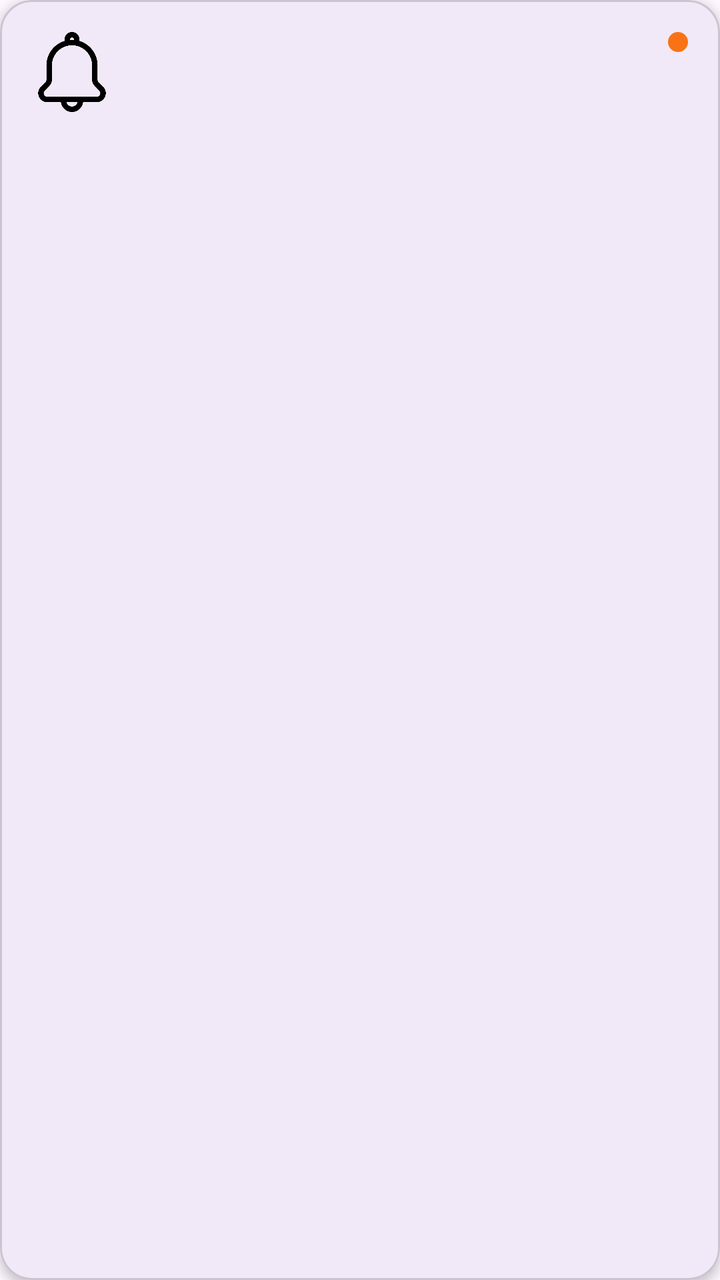
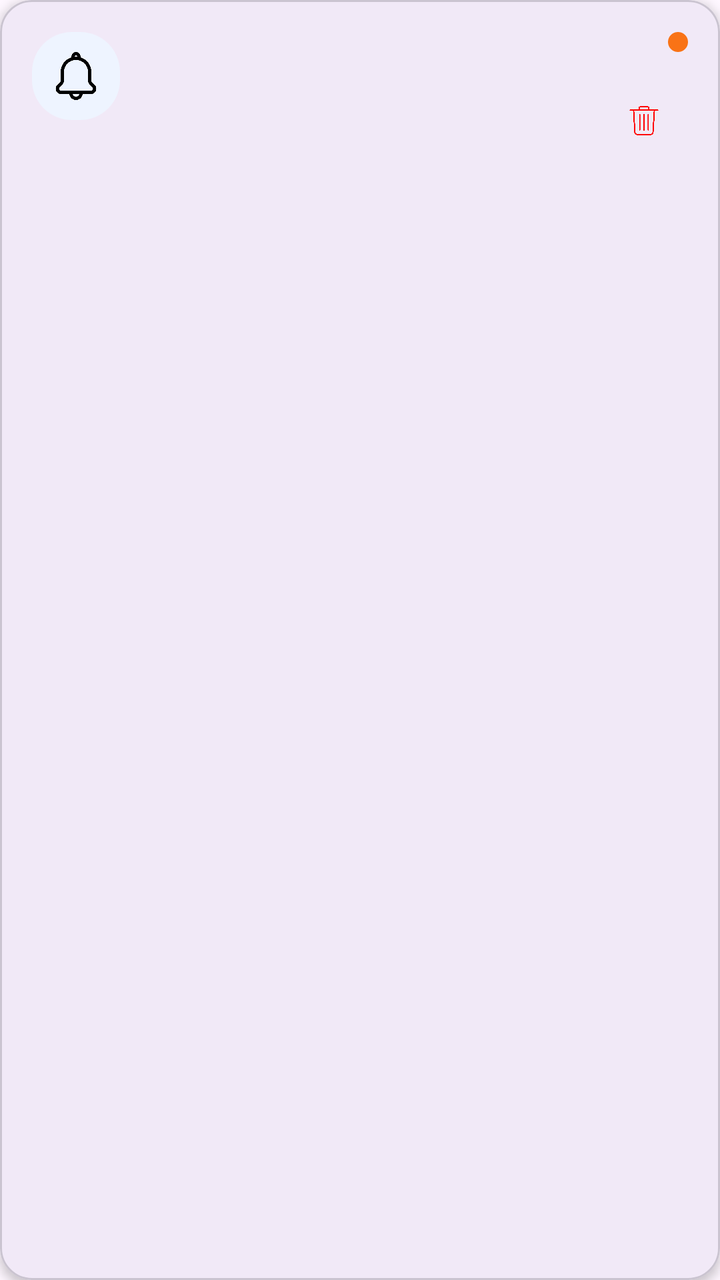

Before-and-after screenshots of an Android layout around one commit, followed by the original layout XML and the change that was made.
<!-- AndroidManifest.xml: application theme Theme.AIExpenseManagementApplication -->
<!-- res/layout/item_notification.xml -->
<?xml version="1.0" encoding="utf-8"?>
<com.google.android.material.card.MaterialCardView
    xmlns:android="http://schemas.android.com/apk/res/android"
    xmlns:app="http://schemas.android.com/apk/res-auto"

    android:layout_width="match_parent"
    android:layout_height="wrap_content"
    android:layout_marginHorizontal="16dp"
    android:layout_marginTop="10dp"

    app:cardCornerRadius="16dp"
    app:cardElevation="3dp">

    <LinearLayout
        android:layout_width="match_parent"
        android:layout_height="wrap_content"
        android:padding="16dp"
        android:orientation="horizontal">

        <ImageView
            android:id="@+id/imgType"
            android:layout_width="40dp"
            android:layout_height="40dp"
            android:src="@drawable/notification"/>

        <LinearLayout
            android:layout_width="0dp"
            android:layout_height="wrap_content"
            android:layout_marginStart="12dp"
            android:layout_weight="1"
            android:orientation="vertical">

            <TextView
                android:id="@+id/txtTitle"
                android:layout_width="wrap_content"
                android:layout_height="wrap_content"
                android:textStyle="bold"
                android:textSize="16sp"
                android:textColor="#111111"/>

            <TextView
                android:id="@+id/txtMessage"
                android:layout_width="wrap_content"
                android:layout_height="wrap_content"
                android:layout_marginTop="4dp"
                android:textColor="#666666"
                android:textSize="14sp"/>

            <TextView
                android:id="@+id/txtTime"
                android:layout_width="wrap_content"
                android:layout_height="wrap_content"
                android:layout_marginTop="6dp"
                android:textColor="#999999"
                android:textSize="12sp"/>

        </LinearLayout>

        <View
            android:id="@+id/viewUnread"
            android:layout_width="10dp"
            android:layout_height="10dp"
            android:background="@drawable/dot_orange"/>

    </LinearLayout>

</com.google.android.material.card.MaterialCardView>
<!-- resources referenced by this layout -->
<resources>
  <!-- drawable dot_orange (drawable) -->
  <shape xmlns:android="http://schemas.android.com/apk/res/android">
      <solid android:color="#F97316"/>
      <size android:width="8dp" android:height="8dp"/>
      <corners android:radius="50dp"/>
  </shape>
  <!-- drawable notification: png bitmap (drawable, 11412 bytes) -->
  <style name="Theme.AIExpenseManagementApplication" parent="Base.Theme.AIExpenseManagementApplication" />
  <style name="Base.Theme.AIExpenseManagementApplication" parent="Theme.Material3.DayNight.NoActionBar">
          
          
      </style>
</resources>

<!-- the commit's change to res/layout/item_notification.xml (unified diff, before → after) -->
@@ -19,8 +19,10 @@
 
         <ImageView
             android:id="@+id/imgType"
-            android:layout_width="40dp"
-            android:layout_height="40dp"
+            android:layout_width="44dp"
+            android:layout_height="44dp"
+            android:padding="10dp"
+            android:background="@drawable/bg_notification_icon"
             android:src="@drawable/notification"/>
 
         <LinearLayout
@@ -47,6 +49,14 @@
                 android:textSize="14sp"/>
 
             <TextView
+                android:id="@+id/txtSubtitle"
+                android:layout_width="wrap_content"
+                android:layout_height="wrap_content"
+                android:layout_marginTop="4dp"
+                android:textColor="#888888"
+                android:textSize="13sp"/>
+
+            <TextView
                 android:id="@+id/txtTime"
                 android:layout_width="wrap_content"
                 android:layout_height="wrap_content"
@@ -55,6 +65,15 @@
                 android:textSize="12sp"/>
 
         </LinearLayout>
+
+        <ImageView
+            android:id="@+id/imgDelete"
+            android:layout_width="24dp"
+            android:layout_height="24dp"
+            android:src="@drawable/delete"
+            android:padding="4dp"
+            android:contentDescription="Delete"
+            android:layout_gravity="center_vertical"/>
 
         <View
             android:id="@+id/viewUnread"
<!-- resource entries referenced after the edit -->
@@ -1,5 +1,15 @@
 <!-- resources referenced by this layout -->
 <resources>
+  <!-- drawable bg_notification_icon (drawable) -->
+  <?xml version="1.0" encoding="utf-8"?>
+  <shape xmlns:android="http://schemas.android.com/apk/res/android">
+  
+      <solid android:color="#EEF4FF"/>
+  
+      <corners android:radius="20dp"/>
+  
+  </shape>
+  <!-- drawable delete: png bitmap (drawable, 14658 bytes) -->
   <!-- drawable dot_orange (drawable) -->
   <shape xmlns:android="http://schemas.android.com/apk/res/android">
       <solid android:color="#F97316"/>
